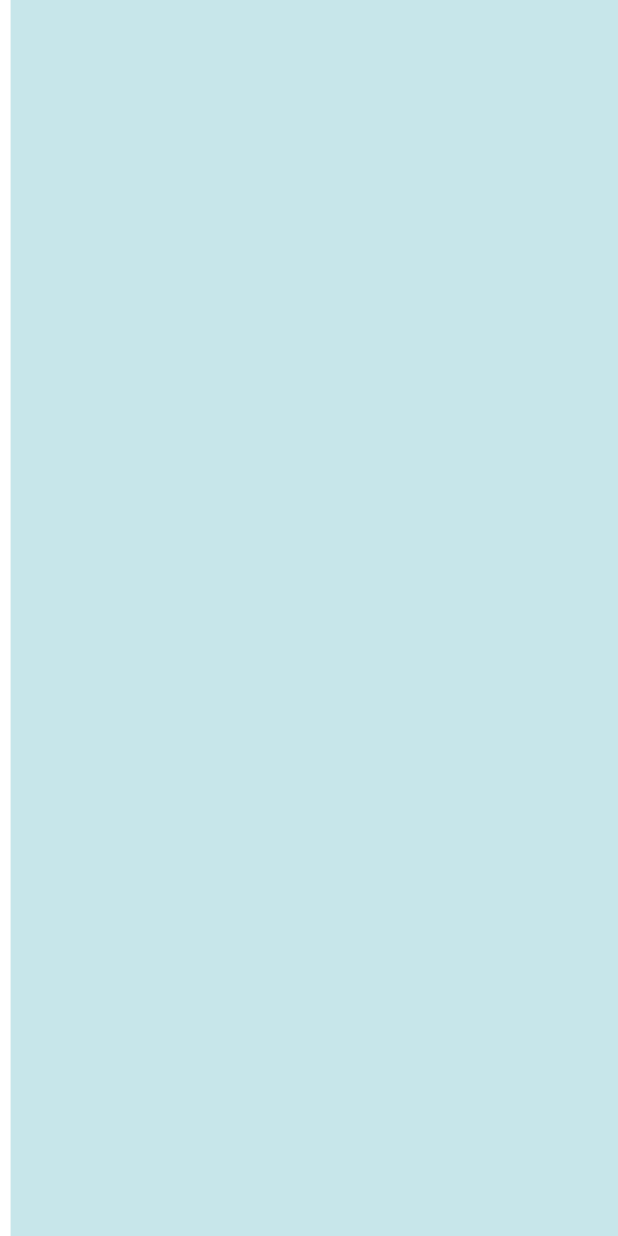
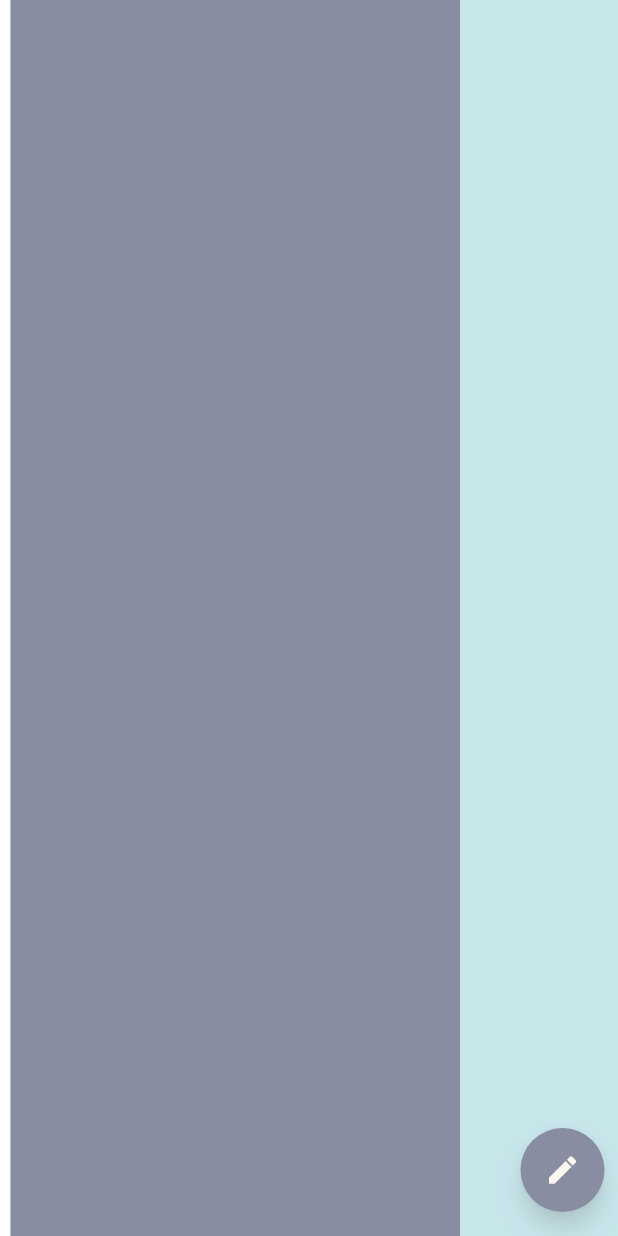
Before and after one commit to jamin12/wavelog, a Flutter app: the screen it shows after launch, after a tap on "Taewoong Kwon", on a phone screen of 412 x 824 dp. Run offline on Flutter 3.47's test engine with Material 2 defaults, Android fonts, the light colour scheme and no system bars; our stand-ins replace flutter_svg.

Commit message:
코드 리뉴얼

```diff
--- a/view/lib/screen/main_screen.dart
+++ b/view/lib/screen/main_screen.dart
@@ -1,3 +1,4 @@
+import 'package:blog/const.dart';
 import 'package:blog/main.dart';
 import 'package:blog/widget/blog_state.dart';
 import 'package:blog/widget/main_body.dart';
@@ -21,35 +22,10 @@ class _MainScreenState extends BlogState<MainScreen> {
   @override
   late double waveHeight;
 
-  bool initSet = false;
-
   @override
   void initState() {
     super.initState();
     pageType = widget.pageType;
-  }
-
-  @override
-  Widget build(BuildContext context) {
-    Size size = MediaQuery.of(context).size;
-    if (!initSet) {
-      initSet = true;
-      waveHeight = pageType == PAGE_TYPE.BEACH ? 0 : size.height + 50;
-      startAnim(size);
-    }
-
-    body = MainBody(
-      waveHeight: waveHeight,
-      pageType: pageType,
-      animationDuration: Duration(milliseconds: 500),
-    );
-    return Container(
-      child: Stack(
-        children: [
-          body,
-        ],
-      ),
-    );
   }
 
   @override
@@ -64,4 +40,47 @@ class _MainScreenState extends BlogState<MainScreen> {
 
   @override
   Future<void> changeAnim(Size size, PAGE_TYPE changePageType) async {}
+
+  @override
+  Widget buildWidget(BuildContext context) {
+    body = MainBody(
+      waveHeight: waveHeight,
+      pageType: pageType,
+      animationDuration: Duration(milliseconds: 500),
+      drawerWidth: 300,
+    );
+    return Scaffold(
+      body: Row(
+        children: [
+          Container(
+            height: double.infinity,
+            width: 300,
+            color: COLOR_DRAWABLE,
+          ),
+          Container(
+            child: Stack(
+              children: [
+                body,
+              ],
+            ),
+          ),
+        ],
+      ),
+      floatingActionButton: FloatingActionButton(
+        backgroundColor: COLOR_DRAWABLE,
+        onPressed: () {},
+        child: Icon(
+          Icons.edit,
+          color: COLOR_BEACH,
+        ),
+      ),
+    );
+  }
+
+  @override
+  void initSetting(BuildContext context) {
+    Size size = MediaQuery.of(context).size;
+    waveHeight = pageType == PAGE_TYPE.BEACH ? 0 : size.height + 50;
+    startAnim(size);
+  }
 }
--- a/view/lib/screen/splash_screen.dart
+++ b/view/lib/screen/splash_screen.dart
@@ -32,8 +32,37 @@ class _SplashScreenState extends BlogState {
     waveHeight = 0;
   }
 
+  // 여기 사이즈를 안 받고 화면 중간에 오게 가능할까?
   @override
-  Widget build(BuildContext context) {
+  Future<void> startAnim(Size size) async {
+    if (!isChangeAnimRun) {
+      await Future.delayed(Duration(milliseconds: 500));
+      setState(() {
+        waveHeight = size.height / 2;
+      });
+    }
+  }
+
+  @override
+  Future<void> changeAnim(Size size, PAGE_TYPE changePageType) async {
+    isChangeAnimRun = true;
+    double changeHeight =
+        changePageType == PAGE_TYPE.BEACH ? 0 : size.height + 50;
+
+    setState(() {
+      waveHeight = changeHeight;
+    });
+
+    await Future.delayed(Duration(seconds: 1));
+    Navigator.pushReplacement(
+        context,
+        MaterialPageRoute(
+          builder: (context) => MainScreen(pageType: changePageType),
+        ));
+  }
+
+  @override
+  Widget buildWidget(BuildContext context) {
     Size size = MediaQuery.of(context).size;
     if (waveHeight == 0) startAnim(size);
     body = MainBody(
@@ -115,32 +144,6 @@ class _SplashScreenState extends BlogState {
     );
   }
 
-  // 여기 사이즈를 안 받고 화면 중간에 오게 가능할까?
   @override
-  Future<void> startAnim(Size size) async {
-    if (!isChangeAnimRun) {
-      await Future.delayed(Duration(milliseconds: 500));
-      setState(() {
-        waveHeight = size.height / 2;
-      });
-    }
-  }
-
-  @override
-  Future<void> changeAnim(Size size, PAGE_TYPE changePageType) async {
-    isChangeAnimRun = true;
-    double changeHeight =
-        changePageType == PAGE_TYPE.BEACH ? 0 : size.height + 50;
-
-    setState(() {
-      waveHeight = changeHeight;
-    });
-
-    await Future.delayed(Duration(seconds: 1));
-    Navigator.pushReplacement(
-        context,
-        MaterialPageRoute(
-          builder: (context) => MainScreen(pageType: changePageType),
-        ));
-  }
+  void initSetting(BuildContext context) {}
 }
--- a/view/lib/widget/main_body.dart
+++ b/view/lib/widget/main_body.dart
@@ -7,17 +7,21 @@ class MainBody extends StatelessWidget {
   final double waveHeight;
   final PAGE_TYPE pageType;
   final Duration animationDuration;
+  final double drawerWidth;
 
   MainBody({
     Key? key,
     required this.waveHeight,
     required this.pageType,
     required this.animationDuration,
+    this.drawerWidth = 0,
   }) : super(key: key);
 
   @override
   Widget build(BuildContext context) {
+    Size size = MediaQuery.of(context).size;
     return Container(
+      width: size.width - drawerWidth,
       color: COLOR_BEACH,
       child: Stack(
         children: List.generate(3, (index) {
```
Also changed, not shown: view/lib/widget/blog_state.dart (+18 -17 lines).
